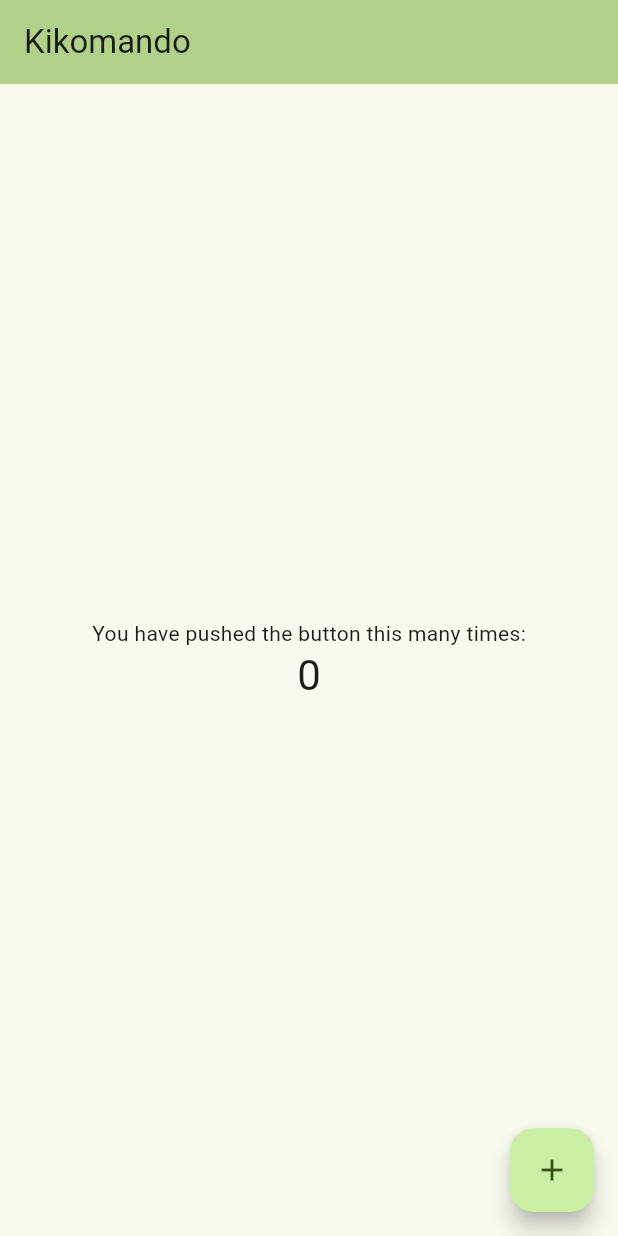
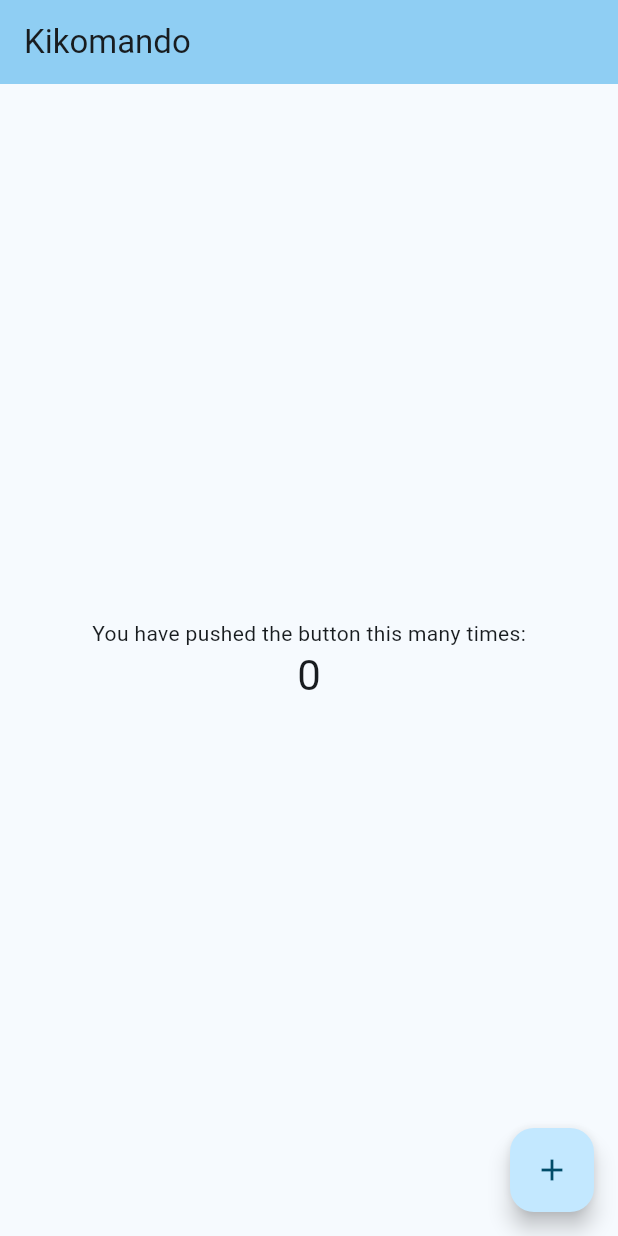
Before and after one commit to timothyamanya/kikomando, a Flutter app: the screen it shows after launch, on a phone screen of 412 x 824 dp. Run offline on Flutter 3.47's test engine with Material 3 defaults, Android fonts, the phone set to English and light mode, and no system bars.

Commit message:
changed color to light blue

```diff
--- a/lib/main.dart
+++ b/lib/main.dart
@@ -14,7 +14,7 @@ class MyApp extends StatelessWidget {
       title: 'Flutter Demo',
       theme: ThemeData(
 
-        colorScheme: ColorScheme.fromSeed(seedColor: Colors.lightGreenAccent),
+        colorScheme: ColorScheme.fromSeed(seedColor: Colors.lightBlueAccent),
         useMaterial3: true,
       ),
       home: const MyHomePage(title: 'Kikomando'),
```
